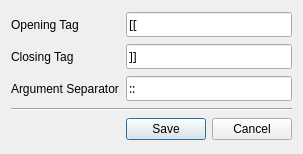
Qt form anki/designer/model_settings.ui (hgiesel/closet) before a commit.
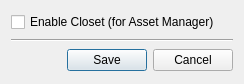
The same form after that commit.

Commit message: Allow disabling closet hook from models dialog

The edit to the form file:
```diff
--- a/anki/designer/model_settings.ui
+++ b/anki/designer/model_settings.ui
@@ -6,8 +6,8 @@
    <rect>
     <x>0</x>
     <y>0</y>
-    <width>303</width>
-    <height>154</height>
+    <width>244</width>
+    <height>84</height>
    </rect>
   </property>
   <property name="sizePolicy">
@@ -20,81 +20,31 @@
    <string>Closet Per Model Settings</string>
   </property>
   <layout class="QGridLayout" name="gridLayout">
-   <item row="0" column="2" colspan="2">
-    <widget class="QLineEdit" name="openingTag">
-     <property name="font">
-      <font>
-       <family>Menlo</family>
-      </font>
-     </property>
-     <property name="text">
-      <string>[[</string>
-     </property>
-    </widget>
-   </item>
-   <item row="5" column="2">
+   <item row="3" column="1">
     <widget class="QPushButton" name="saveButton">
      <property name="text">
       <string>Save</string>
      </property>
     </widget>
    </item>
-   <item row="5" column="3">
-    <widget class="QPushButton" name="cancelButton">
-     <property name="text">
-      <string>Cancel</string>
-     </property>
-    </widget>
-   </item>
-   <item row="1" column="2" colspan="2">
-    <widget class="QLineEdit" name="closingTag">
-     <property name="font">
-      <font>
-       <family>Menlo</family>
-      </font>
-     </property>
-     <property name="text">
-      <string>]]</string>
-     </property>
-    </widget>
-   </item>
-   <item row="0" column="0" colspan="2">
-    <widget class="QLabel" name="openingLabel">
-     <property name="text">
-      <string>Opening Tag</string>
-     </property>
-    </widget>
-   </item>
-   <item row="4" column="0" colspan="4">
+   <item row="2" column="0" colspan="3">
     <widget class="Line" name="line">
      <property name="orientation">
       <enum>Qt::Horizontal</enum>
      </property>
     </widget>
    </item>
-   <item row="2" column="2" colspan="2">
-    <widget class="QLineEdit" name="argumentSeparator">
-     <property name="font">
-      <font>
-       <family>Menlo</family>
-      </font>
-     </property>
+   <item row="0" column="0" colspan="3">
+    <widget class="QCheckBox" name="closetEnabled">
      <property name="text">
-      <string>::</string>
+      <string>Enable Closet (for Asset Manager)</string>
      </property>
     </widget>
    </item>
-   <item row="1" column="0" colspan="2">
-    <widget class="QLabel" name="closingLabel">
+   <item row="3" column="2">
+    <widget class="QPushButton" name="cancelButton">
      <property name="text">
-      <string>Closing Tag</string>
-     </property>
-    </widget>
-   </item>
-   <item row="2" column="0" colspan="2">
-    <widget class="QLabel" name="separatorLabel">
-     <property name="text">
-      <string>Argument Separator</string>
+      <string>Cancel</string>
      </property>
     </widget>
    </item>
```
The commit also changes 8 other files.
